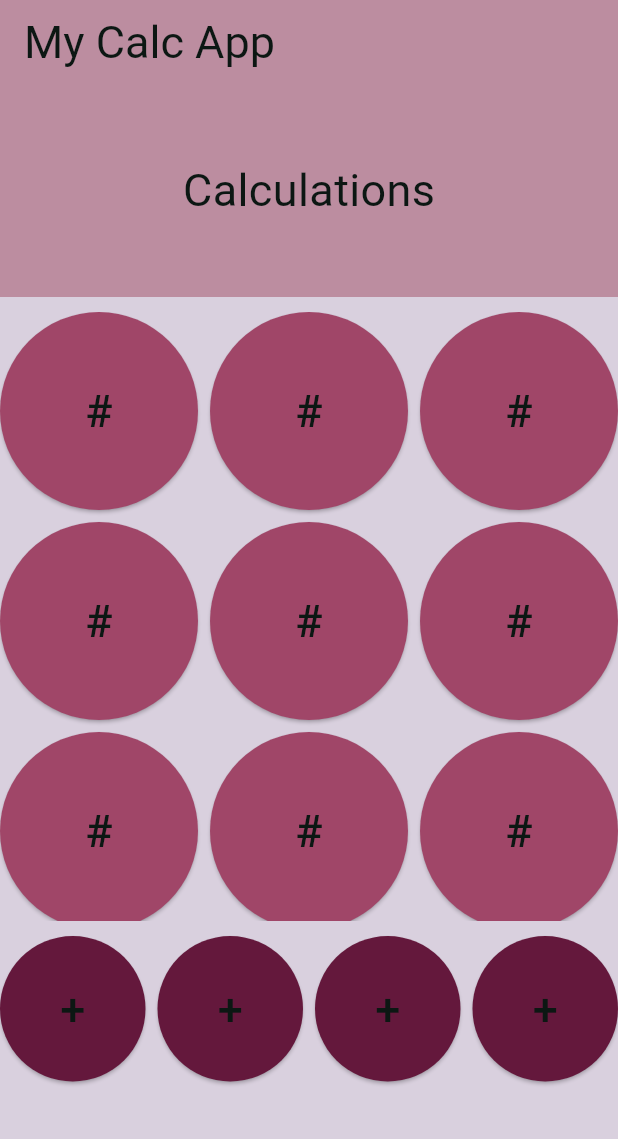
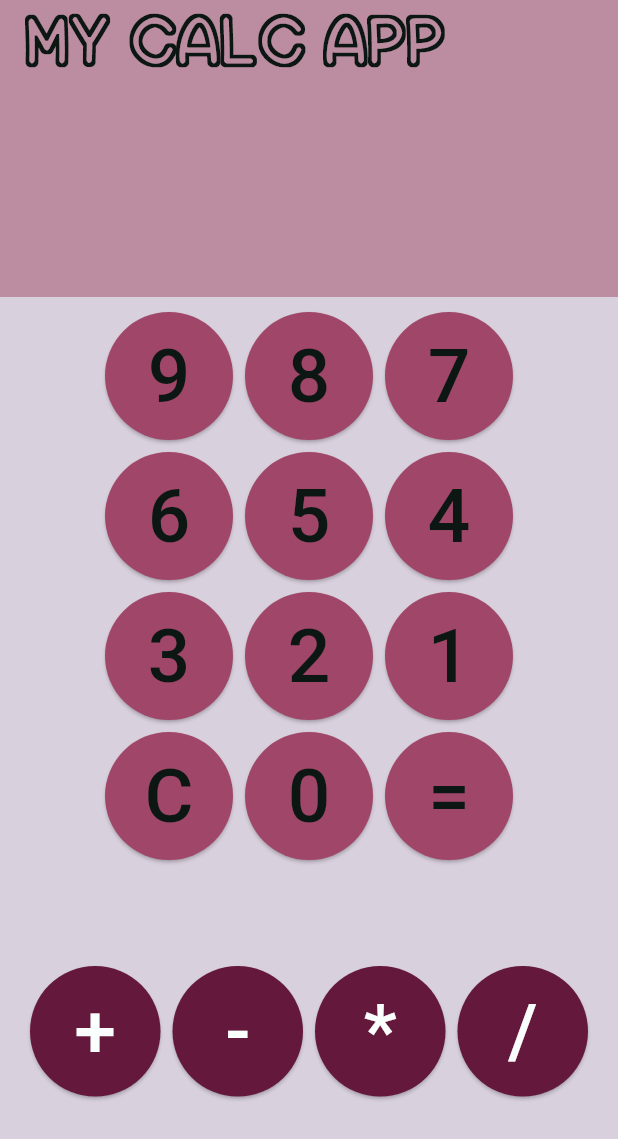
Before and after one commit to williams-esthera/calc_app, a Flutter app: the screen it shows after launch, on a phone screen of 412 x 824 dp. Shown: the top 1139 px of the screen. Run offline on Flutter 3.47's test engine with Material 3 defaults, Android fonts, the phone set to English and light mode, and no system bars; our stand-ins replace math_expressions.

Commit message:
added button functionality, clear button, and edge case 1&2 can't start with operator, can't add operator next to operator

```diff
--- a/lib/main.dart
+++ b/lib/main.dart
@@ -1,4 +1,5 @@
 import 'package:flutter/material.dart';
+import 'package:math_expressions/math_expressions.dart';
 
 void main() {
   runApp(const MyApp());
@@ -35,32 +36,112 @@
   Color accent1 = Color(0xFFA04668);
   Color accent2 = Color.fromARGB(255, 100, 24, 60);
   Color text = Color(0xFF0C1713);
-  int _counter = 0;
+  Color text2 = Color.fromARGB(255, 250, 254, 252);
+  String calculations = "";
+  String error = "";
 
-  void _incrementCounter() {
+  List nums = ['9', '8', '7', '6', '5', '4', '3', '2', '1', '0'];
+
+  void _gridOneOperators(String op) {
     setState(() {
-      _counter++;
+      if (nums.contains(op)) {
+         error = "";
+        calculations += op;
+      } else {
+        switch (op) {
+          case 'C':
+            calculations = "";
+            error = "";
+            break;
+          case '=':
+            if (checkEnter()) {
+              error = "";
+              enter(calculations);
+            }
+            break;
+        }
+      }
     });
+  }
+
+  void _gridTwoOperators(String op) {
+    setState(() {
+      if(check2()){
+         error = "";
+        calculations += " $op ";
+      }
+    });
+  }
+
+  bool checkEnter() {
+    //check if the last char in calc is a number
+    if(nums.contains(getLastChar())){
+      error = "";
+      return true;
+    }
+    //else return false
+    //error message: can't end equation with an operator
+
+    error = "Can't end equation with an operator";
+    return false;
+  }
+
+  bool check2 (){
+    //if calculations is empty return false
+    if (calculations.isEmpty){
+      error = "Cannot start with an operator";
+      return false;
+    }
+
+
+    //get last char in calculation
+
+    //this will check if the last entered character is a number
+    //if the last char is a number then return true
+    if(nums.contains(getLastChar())){
+      return true;
+    }
+    error = "Cannot place operator next to operator";
+    return false;
+  }
+
+  void enter(String equation) {
+    // Calculate and then return
+    Parser parser = Parser();
+    Expression expression = parser.parse(equation);
+    double result = expression.evaluate(EvaluationType.REAL, ContextModel());
+    error = "$result";
+    calculations = "";
+  }
+
+  String getLastChar(){
+    int calcLength = calculations.length;
+    String lastNum = calculations.substring(calcLength - 1);
+    return lastNum;
   }
 
   @override
   Widget build(BuildContext context) {
+    List grid1 = ['9', '8', '7', '6', '5', '4', '3', '2', '1', 'C', '0', '='];
+    List grid2 = ['+', '-', '*', '/'];
     return Scaffold(
       appBar: AppBar(
         backgroundColor: background2,
         title: Text(widget.title),
         titleTextStyle: TextStyle(
           fontFamily: 'BubbleFont', // Your custom font
-          fontSize: 30,
+          fontSize: 50,
+          fontWeight: FontWeight.bold,
           color: text,
         ),
       ),
       backgroundColor: background,
       body: Column(
-        mainAxisAlignment: MainAxisAlignment.start, // Align all children to the start
+        mainAxisAlignment:
+            MainAxisAlignment.start, // Align all children to the start
         crossAxisAlignment: CrossAxisAlignment.center,
         children: [
-          // First Expanded for 'Calculations'
+          // First Expanded for Calculations + Error messages
           Expanded(
             flex: 1,
             child: Container(
@@ -69,44 +150,61 @@
                 height: 200,
                 width: double.infinity,
                 child: Center(
-                  child: Text(
-                    'Calculations',
+                  child: Column(
+                    mainAxisAlignment: MainAxisAlignment.center,
+                  children: [
+                  Text(
+                    error,
+                    style: TextStyle(fontSize: 40, color: text2),
+                  ),
+                  Text(
+                    calculations,
                     style: TextStyle(fontSize: 30, color: text),
+                  ),
+                  ],
                 ),
                 ),
               ),
             ),
           ),
 
-          // Second Expanded for grid buttons with Padding
+          // Second Expanded for Numbers, Clear button, and Equqal button
           Expanded(
             flex: 3,
             child: Padding(
-              padding: const EdgeInsets.symmetric(vertical: 10.0), // Add vertical padding
+              padding: const EdgeInsets.symmetric(
+                vertical: 10.0,
+                horizontal: 70.0,
+              ), // Add vertical padding
               child: SizedBox(
                 height: 100,
                 width: double.infinity,
                 child: Center(
                   child: GridView.builder(
-                    itemCount: 12,
+                    itemCount: grid1.length,
                     gridDelegate: SliverGridDelegateWithFixedCrossAxisCount(
                       crossAxisCount: 3,
                       childAspectRatio: 1,
                       mainAxisSpacing: 8, // Space between rows
                       crossAxisSpacing: 8, // Space between cols
                     ),
+
                     itemBuilder: (context, index) {
                       return Container(
                         height: 5,
                         width: 5,
                         child: ElevatedButton(
                           style: ElevatedButton.styleFrom(
-                            primary: accent1,
+                            backgroundColor: accent1,
                           ),
-                          onPressed: () {},
+                          onPressed: () {
+                            _gridOneOperators(grid1[index]);
+                          },
+                          child: Center(
                             child: Text(
-                            '#',
-                            style: TextStyle(fontSize: 30, color: text),
+                              grid1[index],
+                              style: TextStyle(fontSize: 50, color: text),
+                            ),
                           ),
                         ),
                       );
@@ -117,13 +215,18 @@
             ),
           ),
 
-          // Third GridView at the bottom
+          // Third GridView for operators
           Container(
             height: 200, // Set the height as needed
             width: double.infinity,
+            child: Padding(
+              padding: const EdgeInsets.symmetric(
+                vertical: 20.0,
+                horizontal: 20.0,
+              ),
               child: Center(
                 child: GridView.builder(
-                itemCount: 4,
+                  itemCount: grid2.length,
                   gridDelegate: SliverGridDelegateWithFixedCrossAxisCount(
                     crossAxisCount: 4,
                     childAspectRatio: 1,
@@ -138,14 +241,19 @@
                         style: ElevatedButton.styleFrom(
                           backgroundColor: accent2,
                         ),
-                      onPressed: () {},
+                        onPressed: () {
+                          _gridTwoOperators(grid2[index]);
+                        },
+                        child: Center(
                           child: Text(
-                        '+',
-                        style: TextStyle(fontSize: 30, color: text),
+                            grid2[index],
+                            style: TextStyle(fontSize: 50, color: text2),
+                          ),
                         ),
                       ),
                     );
                   },
+                ),
               ),
             ),
           ),
--- a/pubspec.yaml
+++ b/pubspec.yaml
@@ -30,6 +30,7 @@ environment:
 dependencies:
   flutter:
     sdk: flutter
+  math_expressions: ^2.0.0
 
   # The following adds the Cupertino Icons font to your application.
   # Use with the CupertinoIcons class for iOS style icons.
@@ -64,6 +65,8 @@ flutter:
     - family: BubbleFont
       fonts:
         - asset: assets/fonts/BubbleLetters.ttf
+
+
   #       - asset: fonts/Schyler-Italic.ttf
   #         style: italic
   #   - family: Trajan Pro
```
Also changed, not shown: assets/fonts/BubbleLetters.ttf (renamed from assets/fonts/bubble_letters/BubbleLetters.ttf), assets/fonts/dyna_puff/DynaPuff-Bold.ttf (added), assets/fonts/dyna_puff/DynaPuff-Medium.ttf (added), assets/fonts/dyna_puff/DynaPuff-Regular.ttf (added), assets/fonts/dyna_puff/DynaPuff-SemiBold.ttf (added), assets/fonts/dyna_puff/DynaPuff_Condensed-Bold.ttf (added), assets/fonts/dyna_puff/DynaPuff_Condensed-Medium.ttf (added), assets/fonts/dyna_puff/DynaPuff_Condensed-Regular.ttf (added), assets/fonts/dyna_puff/DynaPuff_Condensed-SemiBold.ttf (added), assets/fonts/dyna_puff/DynaPuff_SemiCondensed-Bold.ttf (added), assets/fonts/dyna_puff/DynaPuff_SemiCondensed-Medium.ttf (added), assets/fonts/dyna_puff/DynaPuff_SemiCondensed-Regular.ttf (added), assets/fonts/dyna_puff/DynaPuff_SemiCondensed-SemiBold.ttf (added), pubspec.lock. Lines whose indentation alone changed are shown as unchanged.
